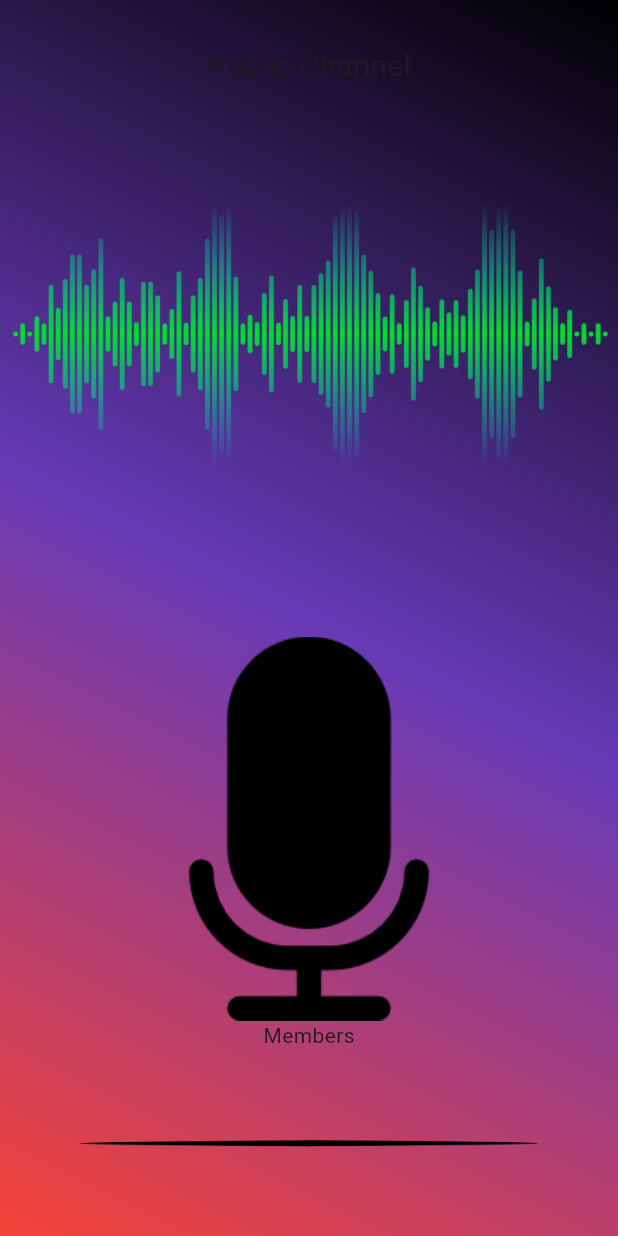
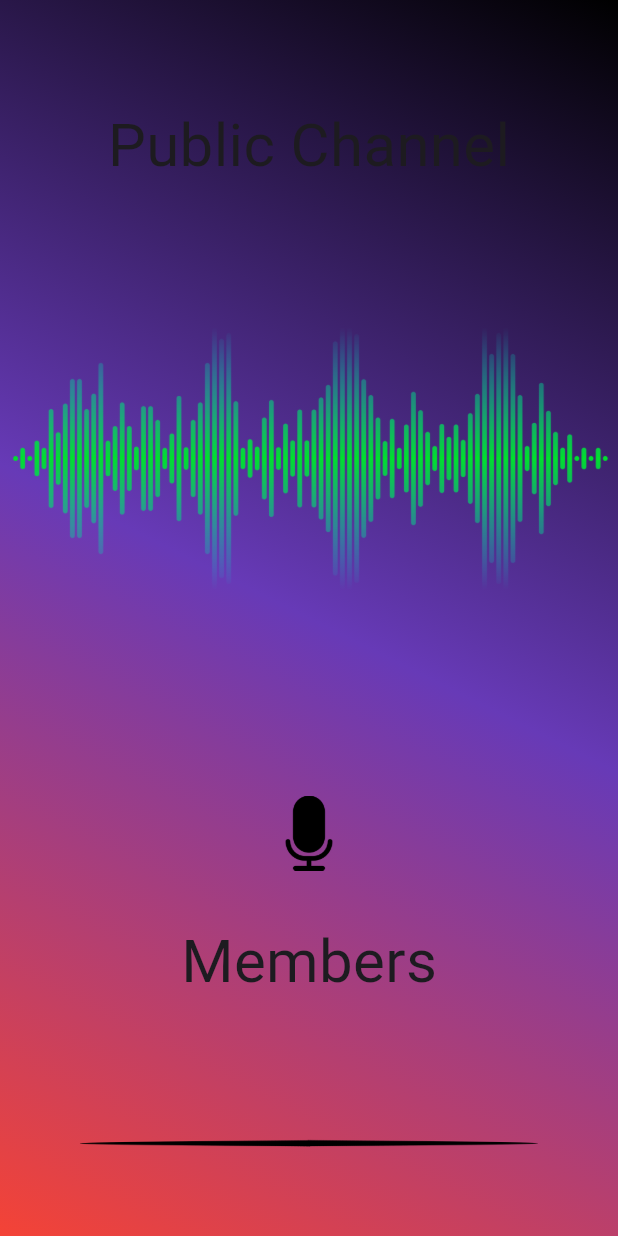
Before and after one commit to sidsabh/ten_four, a Flutter app: the PublicChannel screen opened directly, on a phone screen of 412 x 824 dp. Run offline on Flutter 3.47's test engine with Material 2 defaults, Android fonts, the light colour scheme and no system bars.

Commit message:
page looks better

```diff
--- a/frontend/lib/main.dart
+++ b/frontend/lib/main.dart
@@ -272,7 +272,7 @@ class _PublicChannel extends State<PublicChannel> {
             Spacer(),
             Text(
                 "Public Channel",
-                style: TextStyle(height: 3, fontSize: 20),
+                style: TextStyle(height: 3, fontSize: 40),
               ),
             Image.asset(
               'assets/sound_waves.png',
@@ -280,10 +280,11 @@ class _PublicChannel extends State<PublicChannel> {
             Spacer(),
             Image.asset(
               'assets/microphone.png',
+              height: 50,
             ),
             Text(
               "Members",
-              // style: TextStyle(height: 3, fontSize: 40, fontWeight: bold),
+              style: TextStyle(height: 3, fontSize: 40),
             ),
             Image.asset(
               'assets/divider.png',
```
Also changed, not shown: frontend/flutter_01.png, frontend/flutter_02.png.
